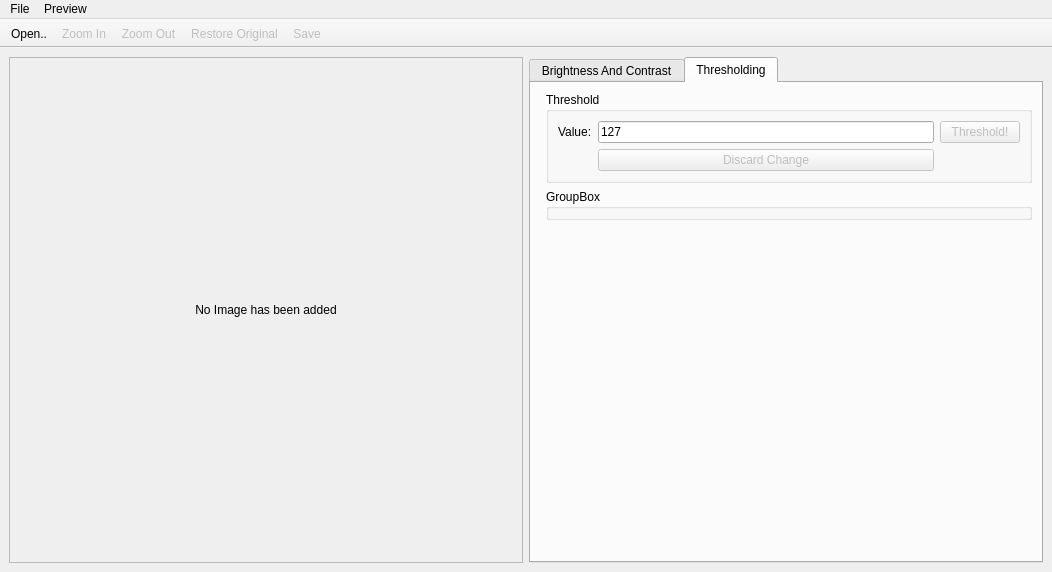
First picture: the form in ui/gui.ui, repository Abdelrahmanba/Image_HW, before the edit.
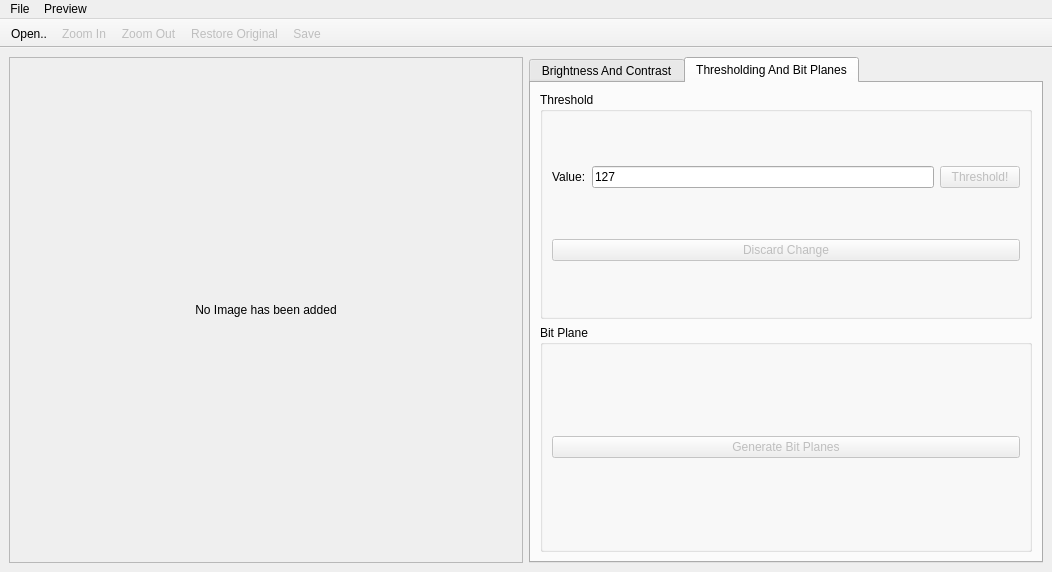
Second picture: the form after the edit. The open tabs and pages were chosen to show the change. Icons and pictures are not drawn.

Diff of the .ui file:
```diff
--- a/ui/gui.ui
+++ b/ui/gui.ui
@@ -397,11 +397,14 @@
       </widget>
       <widget class="QWidget" name="tab">
        <attribute name="title">
-        <string>Thresholding</string>
+        <string>Thresholding And Bit Planes</string>
        </attribute>
-       <layout class="QFormLayout" name="formLayout">
-        <item row="0" column="1">
+       <layout class="QVBoxLayout" name="verticalLayout_8">
+        <item>
          <widget class="QGroupBox" name="groupBox_2">
+          <property name="enabled">
+           <bool>true</bool>
+          </property>
           <property name="title">
            <string>Threshold</string>
           </property>
@@ -420,16 +423,6 @@
              </property>
             </widget>
            </item>
-           <item row="1" column="1">
-            <widget class="QPushButton" name="discardThreshold">
-             <property name="enabled">
-              <bool>false</bool>
-             </property>
-             <property name="text">
-              <string>Discard Change</string>
-             </property>
-            </widget>
-           </item>
            <item row="0" column="2">
             <widget class="QPushButton" name="thresholdAction">
              <property name="enabled">
@@ -440,14 +433,36 @@
              </property>
             </widget>
            </item>
+           <item row="1" column="0" colspan="3">
+            <widget class="QPushButton" name="discardThreshold">
+             <property name="enabled">
+              <bool>false</bool>
+             </property>
+             <property name="text">
+              <string>Discard Change</string>
+             </property>
+            </widget>
+           </item>
           </layout>
          </widget>
         </item>
-        <item row="1" column="1">
+        <item>
          <widget class="QGroupBox" name="groupBox_4">
           <property name="title">
-           <string>GroupBox</string>
+           <string>Bit Plane</string>
           </property>
+          <layout class="QVBoxLayout" name="verticalLayout_7">
+           <item>
+            <widget class="QPushButton" name="bitplane">
+             <property name="enabled">
+              <bool>false</bool>
+             </property>
+             <property name="text">
+              <string>Generate Bit Planes</string>
+             </property>
+            </widget>
+           </item>
+          </layout>
          </widget>
         </item>
        </layout>
```
Left out of the diff: 3 changed lines with no effect on the pictures.
